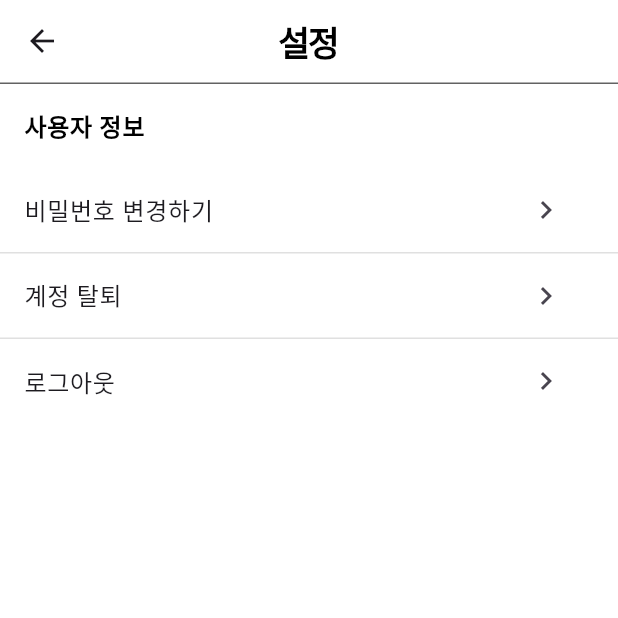
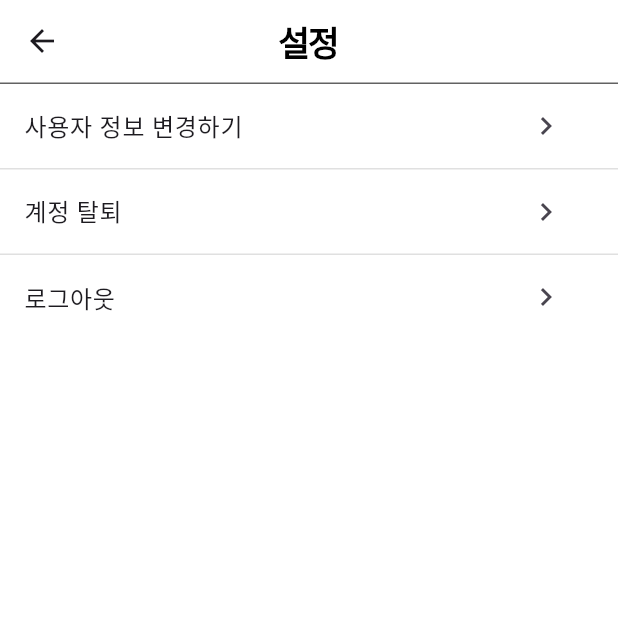
Before and after one commit to K-Hackathon-01z/eum-front, a Flutter app: the MyInfoScreen screen opened by its route, after a tap on the "settings" icon, on a phone screen of 412 x 824 dp, the top half of it. Run offline on Flutter 3.47's test engine with Material 3 defaults, Android fonts, the phone set to English and light mode, and no system bars; our stand-ins replace flutter_dotenv, flutter_svg.

Commit message:
feat: "비밀번호 변경 삭제 후 사용자 정보 변경으로 교체"

```diff
--- a/lib/screens/user/home/oneday_class/card_detail.dart
+++ b/lib/screens/user/home/oneday_class/card_detail.dart
@@ -72,6 +72,10 @@ class _CardDetailScreenState extends State<CardDetailScreen> {
             },
           ),
         ],
+        bottom: PreferredSize(
+          preferredSize: const Size.fromHeight(1.0),
+          child: Container(color: Colors.grey[500], height: 1.0),
+        ),
       ),
       body: SingleChildScrollView(
         child: Center(
--- a/lib/screens/user/my_info/my_info_real.dart
+++ b/lib/screens/user/my_info/my_info_real.dart
@@ -85,7 +85,12 @@ class _MyInfoScreenState extends State<MyInfoScreen> {
                         SizedBox(height: 8),
                         Row(
                           children: [
-                            Text(address ?? "-", style: TextStyle(fontSize: 14, color: Colors.black54)),
+                            Text(
+                              (address != null)
+                                  ? (address!.length > 16 ? address!.substring(0, 16) + '...' : address!)
+                                  : "-",
+                              style: TextStyle(fontSize: 14, color: Colors.black54),
+                            ),
                             Spacer(),
                             Text(gender ?? "-", style: TextStyle(fontSize: 14, color: Colors.black54)),
                           ],
--- a/lib/screens/user/my_info/setting/change_password.dart
+++ b/lib/screens/user/my_info/setting/change_profile.dart
@@ -1,14 +1,14 @@
 import 'package:eum_demo/widgets/user/appbar.dart';
 import 'package:flutter/material.dart';
 
-class ChangePassword extends StatelessWidget {
-  const ChangePassword({super.key});
+class ChangeProfile extends StatelessWidget {
+  const ChangeProfile({super.key});
 
   @override
   Widget build(BuildContext context) {
     return Scaffold(
       backgroundColor: Colors.white,
-      appBar: CustomAppBar(title: '비밀번호 변경'),
+      appBar: CustomAppBar(title: '사용자 정보 변경하기'),
       body: Container(),
     );
   }
--- a/lib/screens/user/my_info/setting/settings.dart
+++ b/lib/screens/user/my_info/setting/settings.dart
@@ -1,7 +1,7 @@
-import 'package:eum_demo/screens/user/my_info/setting/change_password.dart';
 import 'package:eum_demo/screens/user/my_info/setting/delete_account.dart';
 import 'package:flutter/material.dart';
 import 'package:eum_demo/widgets/user/appbar.dart';
+import './change_profile.dart';
 
 class SettingsScreen extends StatelessWidget {
   const SettingsScreen({Key? key}) : super(key: key);
@@ -18,22 +18,14 @@ class SettingsScreen extends StatelessWidget {
         color: Colors.white, // 배경색
         child: Column(
           children: [
-            // 이건 그냥 제목
-            ListTile(
-              title: Text(
-                '사용자 정보',
-                style: TextStyle(color: Colors.black, fontWeight: FontWeight.bold, fontSize: 16),
-              ),
-            ),
-
             // 비밀번호 변경 섹션
             ListTile(
-              title: Text('비밀번호 변경하기'),
+              title: Text('사용자 정보 변경하기'),
               trailing: IconButton(
                 icon: Icon(Icons.chevron_right),
                 onPressed: () {
                   // 여기서 원하는 페이지로 이동
-                  Navigator.push(context, MaterialPageRoute(builder: (context) => ChangePassword()));
+                  Navigator.push(context, MaterialPageRoute(builder: (context) => ChangeProfile()));
                 },
               ),
             ),
```
